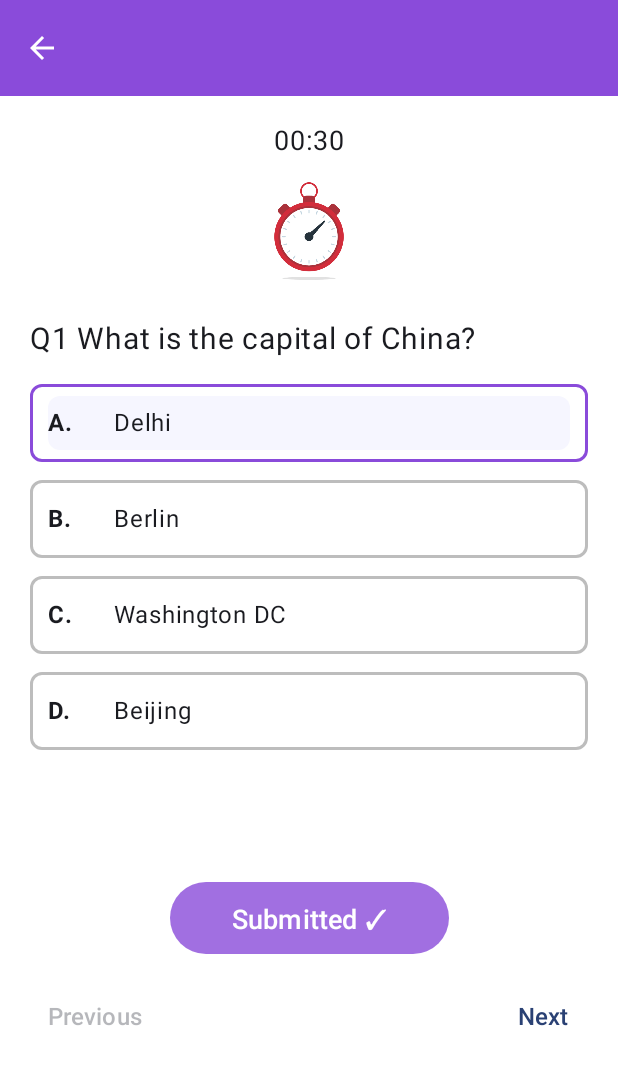
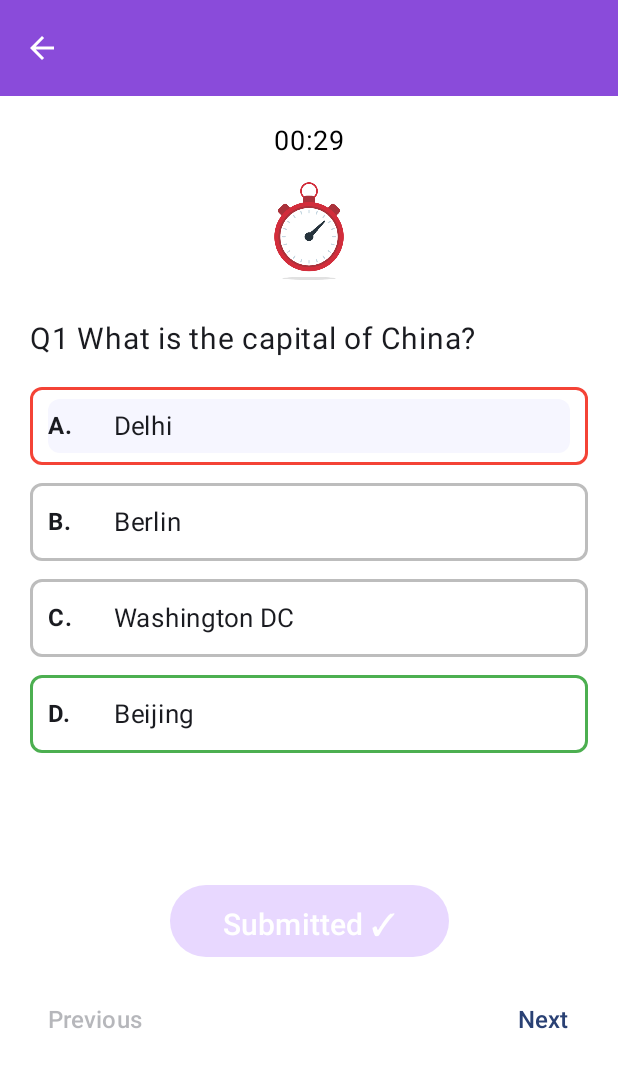
Before and after one commit to LakhyarajRajkhowa/gdgc-quiz-app, an Android app built with Jetpack Compose: the composable QuizScreen shown on its own in the app's theme, after a tap on "Submit", on a phone screen of 412 x 824 dp. Shown: the top 1068 px of the screen. Run offline under Robolectric (Android 15) with nearby library versions, the phone set to English and light mode, and no system bars; 3 other taps on this screen came first.

Commit message:
Updated UI

```diff
--- a/app/src/main/java/com/example/quizapp/presentation/quiz/LiveQuizScreen.kt
+++ b/app/src/main/java/com/example/quizapp/presentation/quiz/LiveQuizScreen.kt
@@ -36,6 +36,7 @@ import androidx.compose.ui.unit.dp
 import androidx.compose.ui.unit.sp
 import com.example.quizapp.R
 import com.example.quizapp.data.models.Question
+import kotlinx.coroutines.delay
 
 
 private val sampleQuestions = listOf(
@@ -176,10 +177,33 @@ fun QuizScreen(
 ) {
     val perQuestionSelected = remember { mutableStateListOf<Int?>().apply { repeat(questions.size) { add(null) } } }
     val perQuestionSubmitted = remember { mutableStateListOf<Boolean>().apply { repeat(questions.size) { add(false) } } }
+    val perQuestionTimeUp = remember { mutableStateListOf<Boolean>().apply { repeat(questions.size) { add(false) } } }
 
     var currentIndex by rememberSaveable { mutableStateOf(0) }
+    var timeLeft by rememberSaveable { mutableStateOf(30) } // 30 seconds per question
+    var timerActive by rememberSaveable { mutableStateOf(true) }
 
     val purple = Color(0xFF8A4BDA)
+    val correctGreen = Color(0xFF4CAF50) // Define here
+    val incorrectRed = Color(0xFFF44336) // Define here
+
+    // Timer LaunchedEffect
+    LaunchedEffect(key1 = currentIndex, key2 = timerActive) {
+        timeLeft = 30 // Reset timer when question changes
+        perQuestionTimeUp[currentIndex] = false
+        timerActive = true
+
+        while (timeLeft > 0 && timerActive) {
+            delay(1000L)
+            timeLeft--
+        }
+
+        if (timeLeft == 0 && timerActive) {
+            perQuestionTimeUp[currentIndex] = true
+            perQuestionSubmitted[currentIndex] = true
+            timerActive = false
+        }
+    }
 
     Scaffold(
         topBar = {
@@ -206,7 +230,11 @@ fun QuizScreen(
 
                 // Timer + icon
                 Column(horizontalAlignment = Alignment.CenterHorizontally, modifier = Modifier.fillMaxWidth()) {
-                    Text(text = "00:30", fontSize = 18.sp)
+                    Text(
+                        text = String.format("%02d:%02d", timeLeft / 60, timeLeft % 60),
+                        fontSize = 18.sp,
+                        color = if (timeLeft <= 5) Color.Red else Color.Black
+                    )
                     Spacer(modifier = Modifier.height(8.dp))
 
                     Image(
@@ -226,36 +254,53 @@ fun QuizScreen(
                     fontWeight = FontWeight.Normal
                 )
 
-                Spacer(modifier = Modifier.height(18.dp))
+                Spacer(modifier = Modifier.height(20.dp))
+
+                // Get current question details
+                val currentQuestion = questions[currentIndex]
+                val correctAnswerIndex = currentQuestion.correctIndex
+                val opts = currentQuestion.options
+                val timeUp = perQuestionTimeUp[currentIndex]
+                val submitted = perQuestionSubmitted[currentIndex]
+                val selectedIndex = perQuestionSelected[currentIndex]
 
                 // Options
                 Column(modifier = Modifier.fillMaxWidth(), verticalArrangement = Arrangement.spacedBy(12.dp)) {
-                    val opts = questions[currentIndex].options
                     opts.forEachIndexed { idx, option ->
-                        val selected = perQuestionSelected[currentIndex] == idx
-                        val submitted = perQuestionSubmitted[currentIndex]
+                        val selected = selectedIndex == idx
 
-                        // outline color changes when selected or when submitted + selected
-                        val borderColor by animateColorAsState(
-                            targetValue = when {
-                                submitted && selected -> purple
-                                selected -> Color(0xFF3A86FF) // selection color (blue-ish)
-                                else -> Color(0xFFBDBDBD)
+                        val borderColor = when {
+                            timeUp || submitted -> {
+                                if (idx == correctAnswerIndex) {
+                                    correctGreen
+                                } else if (selected && idx != correctAnswerIndex) {
+                                    incorrectRed
+                                } else {
+                                    Color(0xFFBDBDBD) // Default border
+                                }
                             }
-                        )
+                            selected -> Color(0xFF3A86FF)
+                            else -> Color(0xFFBDBDBD)
+                        }
 
                         OutlinedOption(
                             letter = ('A' + idx).toString() + ".",
                             text = option,
                             onClick = {
-                                // only allow selection when not submitted
-                                if (!submitted) {
+                                // only allow selection when not submitted and time not up
+                                if (!submitted && !timeUp) {
                                     perQuestionSelected[currentIndex] = idx
                                 }
                             },
                             selected = selected,
                             borderColor = borderColor,
-                            enabled = !submitted
+                            enabled = !submitted && !timeUp,
+                            correctGreen = correctGreen,
+                            incorrectRed = incorrectRed,
+                            showIndicator = timeUp || submitted,
+                            isCorrectAnswer = idx == correctAnswerIndex,
+                            isIncorrectSelected = selected && idx != correctAnswerIndex,
+                            timeUp = timeUp
                         )
                     }
                 }
@@ -264,39 +309,34 @@ fun QuizScreen(
 
                 // Submit / Submitted button
                 val isSubmitted = perQuestionSubmitted[currentIndex]
-                val selectedIndex = perQuestionSelected[currentIndex]
-
-                val buttonColors = if (isSubmitted) {
-                    ButtonDefaults.buttonColors(
-                        containerColor = purple.copy(alpha = 0.8f),
-                        disabledContainerColor = purple.copy(alpha = 0.8f)
-                    )
-                } else {
-                    ButtonDefaults.buttonColors(
-                        containerColor = purple,
-                        disabledContainerColor = Color(0xFFE8D8FF)
-                    )
-                }
 
                 Button(
                     onClick = {
                         // if not yet submitted, submit now
-                        if (!isSubmitted) {
+                        if (!isSubmitted && !timeUp) {
                             perQuestionSubmitted[currentIndex] = true
+                            timerActive = false
                         }
                     },
-                    enabled = (selectedIndex != null) && !isSubmitted,
+                    enabled = (selectedIndex != null) && !isSubmitted && !timeUp,
                     shape = RoundedCornerShape(50),
                     modifier = Modifier
                         .height(48.dp)
                         .fillMaxWidth(0.5f)
                         .align(Alignment.CenterHorizontally),
-                    colors = buttonColors
+                    colors = ButtonDefaults.buttonColors(
+                        containerColor = if (isSubmitted || timeUp) purple.copy(alpha = 0.8f) else purple,
+                        disabledContainerColor = Color(0xFFE8D8FF)
+                    )
                 ) {
                     Text(
-                        text = if (isSubmitted) "Submitted \u2713" else "Submit",
-                        fontSize = 18.sp,
+                        text = when {
+                            timeUp -> "Time's Up!"
+                            isSubmitted -> "Submitted \u2713"
+                            else -> "Submit"
+                        },
                         color = Color.White,
+                        fontSize = 20.sp,
                         modifier = Modifier.padding(vertical = 4.dp)
                     )
                 }
@@ -310,19 +350,26 @@ fun QuizScreen(
                     verticalAlignment = Alignment.CenterVertically
                 ) {
                     TextButton(
-                        onClick = { if (currentIndex > 0) currentIndex-- },
-                        enabled = currentIndex > 0
+                        onClick = {
+                            if (currentIndex > 0) {
+                                currentIndex--
+                                timerActive = true // Restart timer for previous question
+                            }
+                        },
+                        enabled = currentIndex > 0 && (timeUp || isSubmitted)
                     ) { Text("Previous", fontSize = 16.sp) }
 
                     TextButton(
                         onClick = {
                             if (currentIndex < questions.lastIndex) {
                                 currentIndex++
+                                timerActive = true // Restart timer for next question
                             } else {
                                 // last question -> finish
                                 onFinish()
                             }
-                        }
+                        },
+                        enabled = timeUp || isSubmitted
                     ) { Text(if (currentIndex < questions.lastIndex) "Next" else "Finish", fontSize = 16.sp) }
                 }
             }
@@ -337,7 +384,13 @@ private fun OutlinedOption(
     onClick: () -> Unit,
     selected: Boolean,
     borderColor: Color,
-    enabled: Boolean
+    enabled: Boolean,
+    correctGreen: Color,
+    incorrectRed: Color,
+    showIndicator: Boolean,
+    isCorrectAnswer: Boolean,
+    isIncorrectSelected: Boolean,
+    timeUp: Boolean
 ) {
     val background = if (selected) Color(0xFFF6F6FF) else Color.White
     Surface(
@@ -354,7 +407,25 @@ private fun OutlinedOption(
         Row(verticalAlignment = Alignment.CenterVertically) {
             Text(text = letter, fontWeight = FontWeight.Bold, modifier = Modifier.width(36.dp))
             Spacer(modifier = Modifier.width(8.dp))
-            Text(text = text)
+            Text(text = text, fontSize = 17.sp)
+
+            if (timeUp && showIndicator) {
+                Spacer(modifier = Modifier.weight(1f))
+                when {
+                    isCorrectAnswer -> Text(
+                        text = "✓",
+                        color = correctGreen,
+                        fontSize = 18.sp,
+                        modifier = Modifier.padding(end = 8.dp)
+                    )
+                    isIncorrectSelected -> Text(
+                        text = "✗",
+                        color = incorrectRed,
+                        fontSize = 18.sp,
+                        modifier = Modifier.padding(end = 8.dp)
+                    )
+                }
+            }
         }
     }
 }
```
